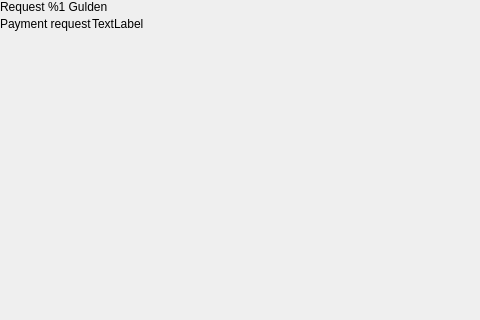
frozenflux3/munt-official, file src/qt/_Gulden/forms/receivecoinsdialog.ui: the form before one commit; both pictures show x 0 to 480 and y 0 to 320 of the 1101 by 503 pixel window.
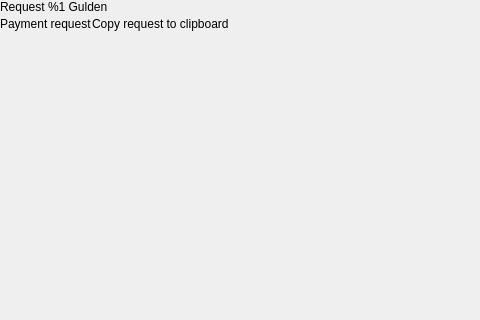
The form after the commit. Custom widgets are drawn as their Qt base class.

Commit message: UI: Show tooltip when copying to clipboard.

What changed in the file:
```diff
--- a/src/qt/_Gulden/forms/receivecoinsdialog.ui
+++ b/src/qt/_Gulden/forms/receivecoinsdialog.ui
@@ -333,7 +333,7 @@
                 <string>Copy request to clipboard</string>
                </property>
                <property name="text">
-                <string>TextLabel</string>
+                <string>Copy request to clipboard</string>
                </property>
                <property name="indent">
                 <number>0</number>
```
Left out of the diff: 2 changed lines with no effect on the pictures. The commit also changes 1 other file.
